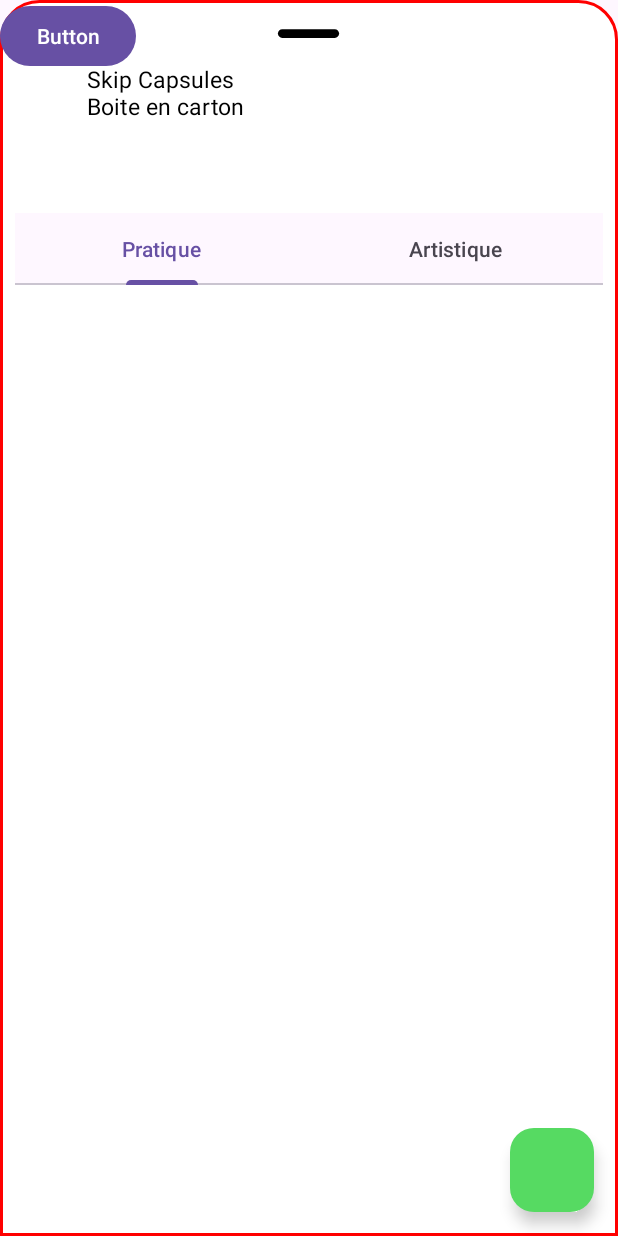
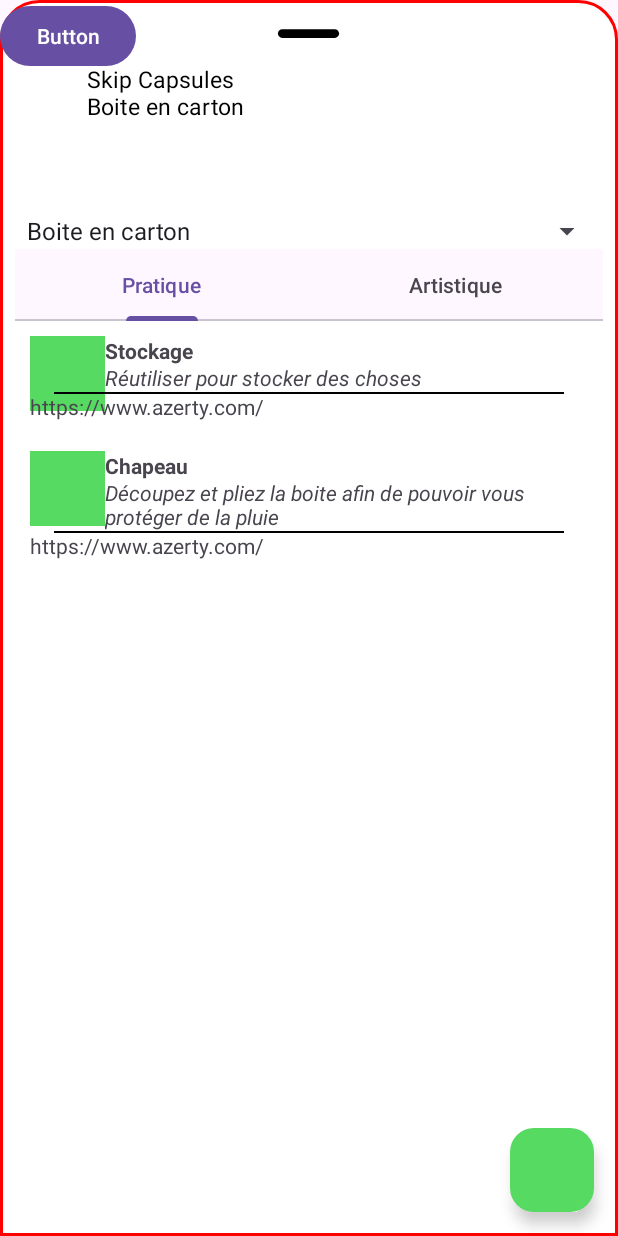
Before and after one commit to SaadaLaura/UpcyclingScore, an Android app: the screen it shows after launch (MainActivity), after a tap on "Button", on a phone screen of 412 x 824 dp. Run offline under Robolectric (Android 15) with nearby library versions, the phone set to English and light mode, and no system bars; 1 other tap on this screen came first.

Commit message:
Fin du remplissage de la BottomSheet

```diff
--- a/app/src/main/AndroidManifest.xml
+++ b/app/src/main/AndroidManifest.xml
@@ -7,6 +7,7 @@
         android:required="false" />
 
     <uses-permission android:name="android.permission.CAMERA" />
+    <uses-permission android:name="android.permission.ACCESS_NETWORK_STATE" />
 
     <application
         android:allowBackup="true"
--- a/app/src/main/java/com/upcycling/BottomSheetFragment.java
+++ b/app/src/main/java/com/upcycling/BottomSheetFragment.java
@@ -4,20 +4,45 @@ import android.os.Bundle;
 
 import androidx.annotation.NonNull;
 import androidx.fragment.app.Fragment;
+import androidx.fragment.app.FragmentTransaction;
+import androidx.recyclerview.widget.LinearLayoutManager;
+import androidx.recyclerview.widget.RecyclerView;
 
+import android.text.SpannableString;
 import android.view.LayoutInflater;
 import android.view.View;
 import android.view.ViewGroup;
+import android.widget.AdapterView;
+import android.widget.ArrayAdapter;
 import android.widget.FrameLayout;
 import android.widget.TextView;
+import android.widget.Spinner;
 
 import com.google.android.material.bottomsheet.BottomSheetBehavior;
+import com.google.android.material.tabs.TabItem;
+import com.google.android.material.tabs.TabLayout;
+
+import java.util.Arrays;
+import java.util.List;
+import java.util.stream.Collectors;
 
 
 public class BottomSheetFragment extends Fragment {
 
     private TextView productTextView;
-    BottomSheetBehavior<FrameLayout> bottomSheetBehavior;
+
+    private TabLayout reuseTypeTabView;
+
+    private Spinner packagingsSpinnerView;
+    private ArrayAdapter<Packaging> adapter;
+
+    private RecyclerView recyclerView;
+    private ReuseIdeaAdapter reuseIdeaAdapter;
+
+    public BottomSheetBehavior<FrameLayout> bottomSheetBehavior;
+
+    private Packaging selectedPackaging;
+    private ReuseIdea.ReuseType selectedReuseType;
 
     @Override
     public View onCreateView(LayoutInflater inflater, ViewGroup container, Bundle savedInstanceState) {
@@ -30,31 +55,67 @@ public class BottomSheetFragment extends Fragment {
 
         productTextView = view.findViewById(R.id.produit_text);
 
+        reuseTypeTabView = view.findViewById(R.id.reuse_type_category);
+        reuseTypeTabView.addOnTabSelectedListener(new TabLayout.OnTabSelectedListener() {
+            @Override
+            public void onTabSelected(TabLayout.Tab tab) {
+                selectedReuseType = ReuseIdea.getType(tab.getText().toString());
+                updateReuseIdeas();
+            }
+
+            @Override
+            public void onTabUnselected(TabLayout.Tab tab) {
+
+            }
+
+            @Override
+            public void onTabReselected(TabLayout.Tab tab) {
+
+            }
+        });
+
+        packagingsSpinnerView = view.findViewById(R.id.packagings_selectbox);
+        packagingsSpinnerView.setOnItemSelectedListener(new AdapterView.OnItemSelectedListener() {
+            @Override
+            public void onItemSelected(AdapterView<?> parent, View view, int position, long id) {
+                selectedPackaging = (Packaging) parent.getItemAtPosition(position);
+                updateReuseIdeas();
+            }
+
+            @Override
+            public void onNothingSelected(AdapterView<?> parent){
+                // Handle the case when nothing is selected (if needed)
+            }
+        });
+
+        recyclerView = view.findViewById(R.id.reuse_ideas_recycler_view);
+        recyclerView.setLayoutManager(new LinearLayoutManager(getContext()));
+
         return view;
     }
 
     public void showBottomSheet (Product product, boolean alwaysExpanded) {
         insertProductData(product);
 
-        bottomSheetBehavior.setPeekHeight(500); // TODO : Set Peek height at the right place (just below the main part)
         if (alwaysExpanded) {
+            bottomSheetBehavior.setPeekHeight(0);
             bottomSheetBehavior.setState(BottomSheetBehavior.STATE_EXPANDED);
 
-            bottomSheetBehavior.addBottomSheetCallback(new BottomSheetBehavior.BottomSheetCallback() {
-               @Override
-               public void onStateChanged(@NonNull View bottomSheet, int newState) {
-                   if (newState == BottomSheetBehavior.STATE_COLLAPSED) {
-                       bottomSheetBehavior.setState(BottomSheetBehavior.STATE_HIDDEN); // Hide when collapsed
-                   }
-               }
-
-                @Override
-                public void onSlide(@NonNull View bottomSheet, float slideOffset) {
-                    // Not used in this case
-                }
-            });
+//            bottomSheetBehavior.addBottomSheetCallback(new BottomSheetBehavior.BottomSheetCallback() {
+//               @Override
+//               public void onStateChanged(@NonNull View bottomSheet, int newState) {
+//                       bottomSheetBehavior.setState(BottomSheetBehavior.STATE_HIDDEN); // Hide when collapsed
+//                   }
+//               }
+//
+//                @Override
+//                public void onSlide(@NonNull View bottomSheet, float slideOffset) {
+//                    // Not used in this case
+//                }
+//            });
         } else {
             bottomSheetBehavior.setState(BottomSheetBehavior.STATE_COLLAPSED);
+            bottomSheetBehavior.setPeekHeight(500); // TODO : Set Peek height at the right place (just below the main part)
         }
     }
 
@@ -79,6 +140,31 @@ public class BottomSheetFragment extends Fragment {
         String productText = product.getName() + "\n" + packagingLine;
         productTextView.setText(productText);
 
+        // Create an ArrayAdapter using the string array and a default spinner layout.
+        ArrayAdapter<Packaging> adapter = new ArrayAdapter<>(
+                requireContext(),
+                android.R.layout.simple_spinner_item,
+                product.getPackagings()
+        );
+        // Specify the layout to use when the list of choices appears.
+        adapter.setDropDownViewResource(android.R.layout.simple_spinner_dropdown_item);
+        // Apply the adapter to the spinner.
+        packagingsSpinnerView.setAdapter(adapter);
+
+        selectedPackaging = product.getPackagings()[0];
+        selectedReuseType = ReuseIdea.ReuseType.PRACTICAL;
+        updateReuseIdeas();
+
+
         // TODO : Fill the rest of the content (see Figma)
     }
+
+    private void updateReuseIdeas() {
+        List<ReuseIdea> filteredIdeas = Arrays.stream(selectedPackaging.getReuseIdeas())
+                .filter(reuseIdea -> reuseIdea.getReuseType() == selectedReuseType)
+                .collect(Collectors.toList());
+
+        reuseIdeaAdapter = new ReuseIdeaAdapter(filteredIdeas);
+        recyclerView.setAdapter(reuseIdeaAdapter);
+    }
 }
--- a/app/src/main/java/com/upcycling/MainActivity.java
+++ b/app/src/main/java/com/upcycling/MainActivity.java
@@ -16,6 +16,12 @@ import androidx.core.view.ViewCompat;
 import androidx.core.view.WindowInsetsCompat;
 import com.google.android.material.bottomsheet.BottomSheetBehavior;
 import com.google.android.material.floatingactionbutton.FloatingActionButton;
+
+import java.io.BufferedReader;
+import java.io.InputStreamReader;
+import java.net.HttpURLConnection;
+import java.net.URL;
+import android.app.AlertDialog;
 
 public class MainActivity extends AppCompatActivity {
 
@@ -102,6 +108,46 @@ public class MainActivity extends AppCompatActivity {
                 bottomSheetFragment.showBottomSheet(displayProduct, true);
             }
         });
+
+        fetchProductDetails(3019081239237L); // Example barcode
+    }
+
+    private void showResultPopup(String message) {
+        runOnUiThread(() -> {
+            AlertDialog.Builder builder = new AlertDialog.Builder(this);
+            builder.setTitle("Résultat de la requête");
+            builder.setMessage(message);
+            builder.setPositiveButton("OK", (dialog, id) -> dialog.dismiss());
+            AlertDialog dialog = builder.create();
+            dialog.show();
+        });}
+
+    private void fetchProductDetails(long codebarre) {
+        new Thread(() -> {
+            String urlString = "http://10.188.86.213:5000/products/" + codebarre; //remplacer par l'adresse mis dans le network
+            try {
+                URL url = new URL(urlString);
+                HttpURLConnection connection = (HttpURLConnection) url.openConnection();
+                connection.setRequestMethod("GET");
+                connection.connect();
+                int responseCode = connection.getResponseCode();
+                if (responseCode == HttpURLConnection.HTTP_OK) {
+                    BufferedReader reader = new BufferedReader(new InputStreamReader(connection.getInputStream()));
+                    StringBuilder response = new StringBuilder();
+                    String line;
+                    while ((line = reader.readLine()) != null) {
+                        response.append(line);
+                    }
+                    reader.close();
+                    showResultPopup("Réponse de l'API : " + response.toString());
+                } else {
+                    showResultPopup("Erreur API : Code de réponse : " + responseCode);
+                }
+            } catch (Exception e) {
+                showResultPopup("Exception API : " + e.getMessage());
+                e.printStackTrace();
+            }
+        }).start();
     }
 
     // TODO : Add Historic
--- a/app/src/main/java/com/upcycling/Packaging.java
+++ b/app/src/main/java/com/upcycling/Packaging.java
@@ -22,4 +22,9 @@ public class Packaging {
     public ReuseIdea[] getReuseIdeas() {
         return reuseIdeas;
     }
+
+    @Override
+    public String toString() {
+        return this.packagingType;
+    }
 }
--- a/app/src/main/java/com/upcycling/ReuseIdea.java
+++ b/app/src/main/java/com/upcycling/ReuseIdea.java
@@ -5,6 +5,18 @@ public class ReuseIdea {
     public enum ReuseType {
         PRACTICAL,
         ARTISTIC
+    }
+
+    static ReuseType getType(String reuseTypeString) {
+        switch (reuseTypeString.toLowerCase()) {
+            case "pratique":
+                return ReuseType.PRACTICAL;
+            case "artistique":
+                return ReuseType.ARTISTIC;
+            default:
+                // TODO : Do error management
+                return ReuseType.PRACTICAL;
+        }
     }
 
     private ReuseType reuseType;
--- /dev/null
+++ b/app/src/main/java/com/upcycling/ReuseIdeaAdapter.java
@@ -0,0 +1,71 @@
+package com.upcycling;
+
+import android.view.LayoutInflater;
+import android.view.View;
+import android.view.ViewGroup;
+
+import androidx.recyclerview.widget.RecyclerView;
+
+import android.widget.TextView;
+import java.util.List;
+
+import android.graphics.Typeface;
+import android.text.SpannableString;
+import android.text.SpannableStringBuilder;
+import android.text.Spanned;
+import android.text.style.StyleSpan;
+
+
+
+public class ReuseIdeaAdapter extends RecyclerView.Adapter<ReuseIdeaAdapter.ViewHolder> {
+
+    private List<ReuseIdea> reuseIdeas;
+
+    public class ViewHolder extends RecyclerView.ViewHolder {
+        public TextView reuseIdeaTextView, urlTextView;
+
+        public ViewHolder(View view) {
+            super(view);
+            reuseIdeaTextView = view.findViewById(R.id.reuse_idea_text);
+            urlTextView = view.findViewById(R.id.reuse_idea_url);
+        }
+    }
+
+    public ReuseIdeaAdapter(List<ReuseIdea> reuseIdeas) {
+        this.reuseIdeas = reuseIdeas;
+    }
+
+    @Override
+    public ViewHolder onCreateViewHolder(ViewGroup parent, int viewType) {
+        View itemView = LayoutInflater.from(parent.getContext())
+                .inflate(R.layout.reuse_idea_item, parent, false);
+
+        return new ViewHolder(itemView);
+    }
+
+    @Override
+    public void onBindViewHolder(ViewHolder holder, int position) {
+        ReuseIdea reuseIdea = reuseIdeas.get(position);
+        SpannableStringBuilder builders = new SpannableStringBuilder();
+
+        SpannableString nameSpannable = new SpannableString(reuseIdea.getName());
+        nameSpannable.setSpan(new StyleSpan(Typeface.BOLD), 0, nameSpannable.length(), Spanned.SPAN_EXCLUSIVE_EXCLUSIVE);
+        builders.append(nameSpannable);
+
+        builders.append("\n");
+
+        SpannableString descriptionSpannable = new SpannableString(reuseIdea.getDescription());
+        descriptionSpannable.setSpan(new StyleSpan(Typeface.ITALIC), 0, descriptionSpannable.length(), Spanned.SPAN_EXCLUSIVE_EXCLUSIVE);
+        builders.append(descriptionSpannable);
+
+        holder.reuseIdeaTextView.setText(builders);
+
+        holder.urlTextView.setText(reuseIdea.getUrlInstructions());
+
+    }
+
+    @Override
+    public int getItemCount() {
+        return reuseIdeas.size();
+    }
+}
--- a/app/src/main/res/layout/fragment_bottom_sheet.xml
+++ b/app/src/main/res/layout/fragment_bottom_sheet.xml
@@ -62,10 +62,18 @@
                 android:textSize="16sp"
                 android:textStyle="bold" />
 
-            <com.google.android.material.tabs.TabLayout
+            <Spinner
+                android:id="@+id/packagings_selectbox"
                 android:layout_width="match_parent"
                 android:layout_height="wrap_content"
-                android:layout_below="@id/produit_text">
+                android:layout_below="@id/produit_text"/>
+
+
+            <com.google.android.material.tabs.TabLayout
+                android:id="@+id/reuse_type_category"
+                android:layout_width="match_parent"
+                android:layout_height="wrap_content"
+                android:layout_below="@id/packagings_selectbox">
 
                 <com.google.android.material.tabs.TabItem
                     android:layout_width="wrap_content"
@@ -78,6 +86,13 @@
                     android:text="Artistique" />
 
             </com.google.android.material.tabs.TabLayout>
+
+            <androidx.recyclerview.widget.RecyclerView
+                android:id="@+id/reuse_ideas_recycler_view"
+                android:layout_width="match_parent"
+                android:layout_height="wrap_content"
+                android:layout_below="@id/reuse_type_category"
+                tools:listitem="@layout/reuse_idea_item"/>
         </RelativeLayout>
 
     </FrameLayout>
--- /dev/null
+++ b/app/src/main/res/layout/reuse_idea_item.xml
@@ -0,0 +1,35 @@
+<?xml version="1.0" encoding="utf-8"?>
+<RelativeLayout xmlns:android="http://schemas.android.com/apk/res/android"
+    android:layout_width="match_parent"
+    android:layout_height="wrap_content"
+    android:padding="10dp">
+
+    <View
+        android:id="@+id/reuse_idea_image"
+        android:layout_width="50dp"
+        android:layout_height="50dp"
+        android:background="@color/green"/>
+
+    <TextView
+        android:id="@+id/reuse_idea_text"
+        android:layout_width="wrap_content"
+        android:layout_height="wrap_content"
+        android:layout_toEndOf="@id/reuse_idea_image"/>
+
+    <TextView
+        android:id="@+id/reuse_idea_url"
+        android:layout_width="wrap_content"
+        android:layout_height="wrap_content"
+        android:layout_below="@id/reuse_idea_text"/>
+
+    <View
+        android:id="@+id/divider"
+        android:layout_width="match_parent"
+        android:layout_height="1dp"
+        android:layout_below="@id/reuse_idea_text"
+        android:layout_marginStart="16dp"
+        android:layout_marginEnd="16dp"
+        android:background="@color/black" />
+
+
+</RelativeLayout>
```
Lines whose indentation alone changed are shown as unchanged.
